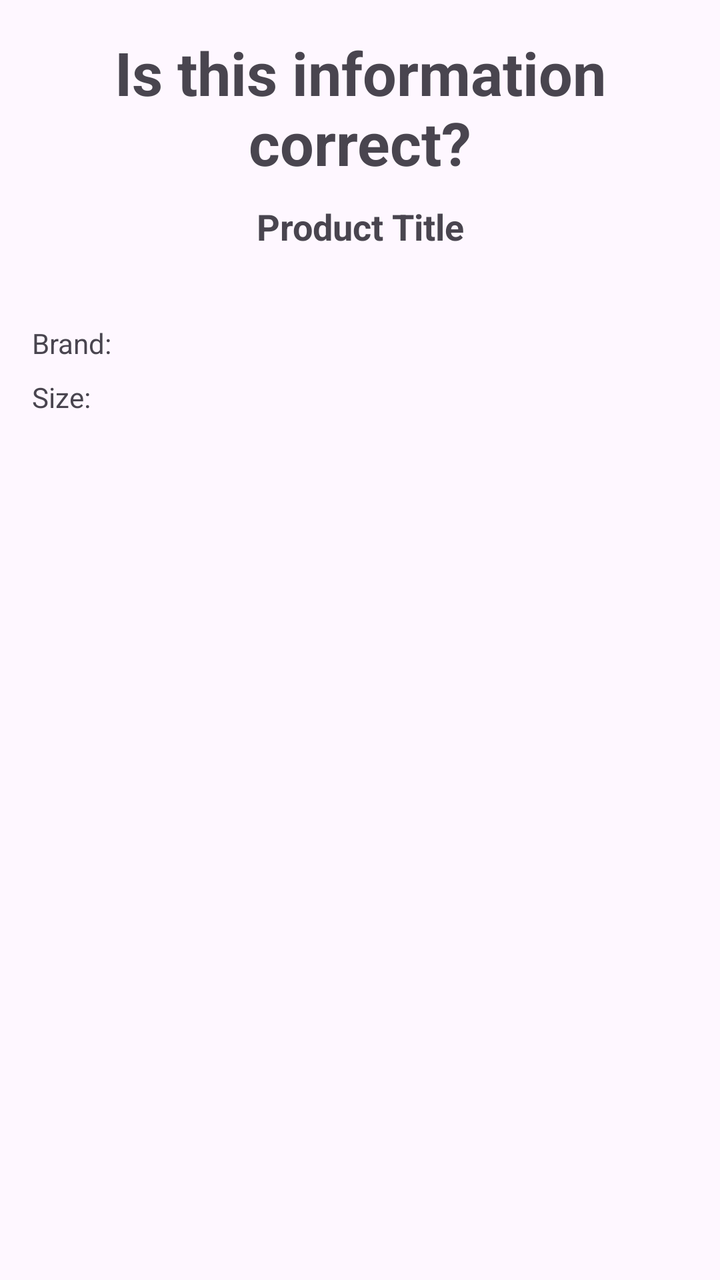
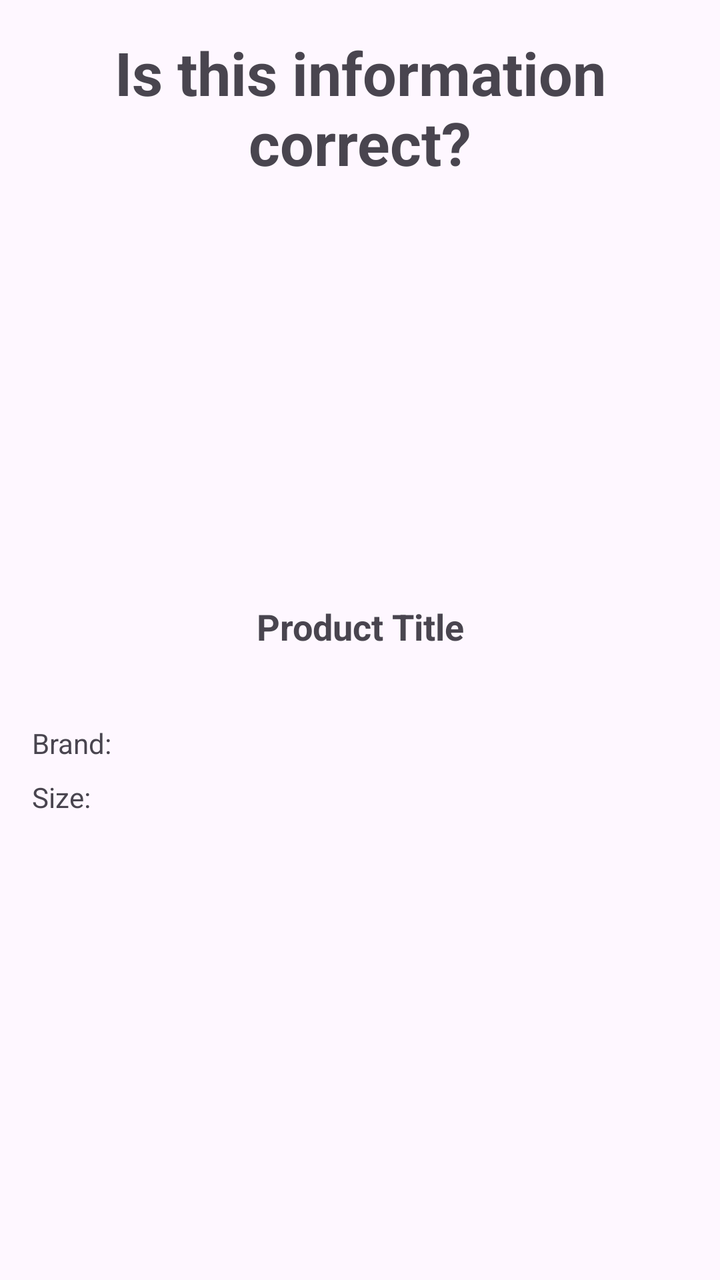

Compare the two renders of this Android layout. The source of the first and the diff that turns it into the second are given below.
<!-- AndroidManifest.xml: application theme Theme.BarcodeScannerApp -->
<!-- res/layout/dialog_tire_info.xml -->
<?xml version="1.0" encoding="utf-8"?>
<LinearLayout xmlns:android="http://schemas.android.com/apk/res/android"
    android:layout_width="match_parent"
    android:layout_height="wrap_content"
    android:orientation="vertical"
    android:minHeight="300dp"
    android:minWidth="400dp"
    android:padding="16dp">

    <TextView
        android:id="@+id/textView"
        android:layout_width="match_parent"
        android:layout_height="85dp"
        android:text="@string/barcode_information_title"
        android:textAlignment="center"
        android:textSize="30sp"
        android:textStyle="bold" />

    <TextView
        android:id="@+id/tvTitle"
        android:layout_width="match_parent"
        android:layout_height="53dp"
        android:text="@string/product_title"
        android:textSize="18sp"
        android:textStyle="bold"
        android:textAlignment="center" />

    <TextView
        android:id="@+id/tvBrand"
        android:layout_width="match_parent"
        android:layout_height="wrap_content"
        android:layout_marginTop="8dp"
        android:text="@string/brand_value"/>

    <TextView
        android:id="@+id/tvSize"
        android:layout_width="match_parent"
        android:layout_height="wrap_content"
        android:layout_marginTop="8dp"
        android:text="@string/size_value" />

</LinearLayout>
<!-- resources referenced by this layout -->
<resources>
  <string name="barcode_information_title">Is this information correct?</string>
  <string name="brand_value">Brand:</string>
  <string name="product_title">Product Title</string>
  <string name="size_value">Size:</string>
  <style name="Theme.BarcodeScannerApp" parent="Base.Theme.BarcodeScannerApp" />
  <style name="Base.Theme.BarcodeScannerApp" parent="Theme.Material3.DayNight.NoActionBar">
          <item name="android:statusBarColor">#C11236</item>
      </style>
</resources>

<!-- the commit's change to res/layout/dialog_tire_info.xml (unified diff, before → after) -->
@@ -15,6 +15,13 @@
         android:textAlignment="center"
         android:textSize="30sp"
         android:textStyle="bold" />
+
+    <ImageView
+        android:id="@+id/tireImage"
+        android:layout_width="match_parent"
+        android:layout_height="200dp"
+        android:scaleType="fitCenter"
+        android:contentDescription="Tire image" />
 
     <TextView
         android:id="@+id/tvTitle"
